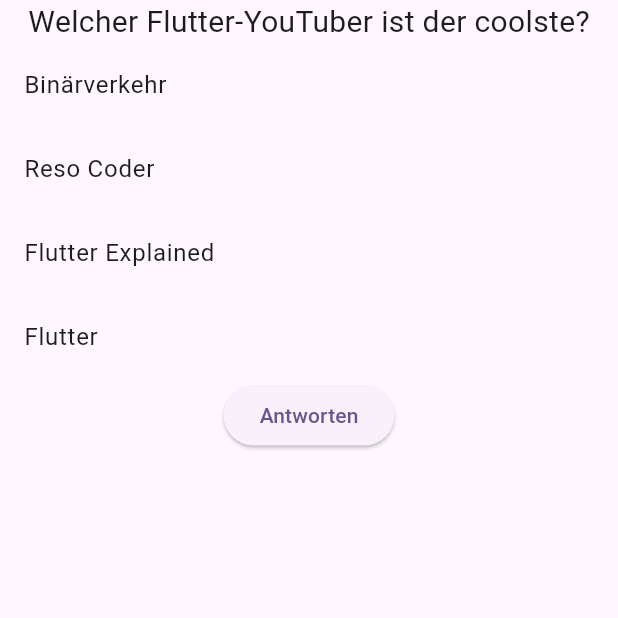
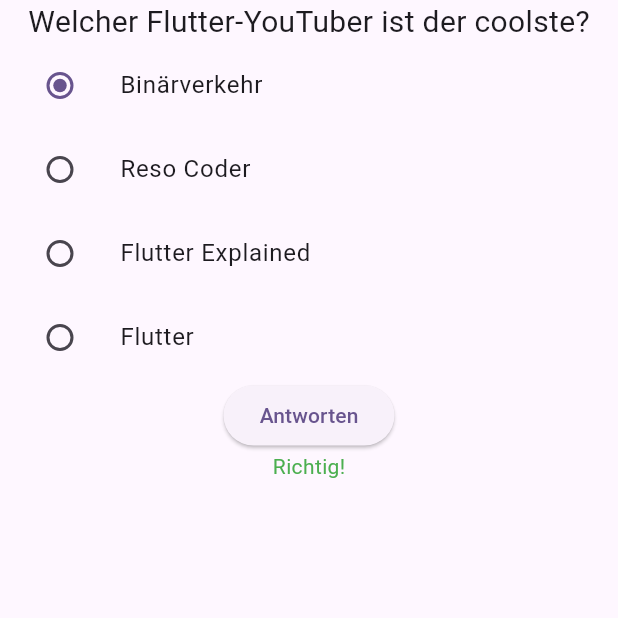
Before and after one commit to binaerverkehr/flutter_radio_demo, a Flutter app: the screen it shows after launch, after a tap on "Antworten", on a phone screen of 412 x 824 dp, the top half of it. Run offline on Flutter 3.47's test engine with Material 3 defaults, Android fonts, the phone set to English and light mode, and no system bars.

```diff
--- a/lib/main.dart
+++ b/lib/main.dart
@@ -21,8 +21,20 @@ class MyApp extends StatelessWidget {
   }
 }
 
-class DemoPage extends StatelessWidget {
+class DemoPage extends StatefulWidget {
   const DemoPage({super.key});
+
+  @override
+  State<DemoPage> createState() => _DemoPageState();
+}
+
+class _DemoPageState extends State<DemoPage> {
+  // Radio group value
+  final List<String> _radioGroupOptions = ["Binärverkehr", "Reso Coder", "Flutter Explained", "Flutter"];
+  // Selected radio button value
+  String _selectedValue = "Binärverkehr";
+  // Answered bool value
+  bool _answered = false;
 
   @override
   Widget build(BuildContext context) {
@@ -33,22 +45,75 @@ class DemoPage extends StatelessWidget {
             "Welcher Flutter-YouTuber ist der coolste?",
             style: TextStyle(fontSize: 20),
           ),
-          const ListTile(
-            title: Text('Binärverkehr'),
+          ListTile(
+            leading: Radio<String>(
+              value: _radioGroupOptions[0],
+              groupValue: _selectedValue,
+              onChanged: (value) {
+                setState(() {
+                  _selectedValue = value!;
+                });
+              },
+            ),
+            title: const Text('Binärverkehr'),
           ),
-          const ListTile(
-            title: Text('Reso Coder'),
+          ListTile(
+            leading: Radio(
+              value: _radioGroupOptions[1],
+              groupValue: _selectedValue,
+              onChanged: (value) {
+                setState(() {
+                  _selectedValue = value!;
+                });
+              },
+            ),
+            title: const Text('Reso Coder'),
           ),
-          const ListTile(
-            title: Text('Flutter Explained'),
+          ListTile(
+            leading: Radio(
+              value: _radioGroupOptions[2],
+              groupValue: _selectedValue,
+              onChanged: (value) {
+                setState(() {
+                  _selectedValue = value!;
+                });
+              },
+            ),
+            title: const Text('Flutter Explained'),
           ),
-          const ListTile(
-            title: Text('Flutter'),
+          ListTile(
+            leading: Radio(
+              value: _radioGroupOptions[3],
+              groupValue: _selectedValue,
+              onChanged: (value) {
+                setState(() {
+                  _selectedValue = value!;
+                });
+              },
+            ),
+            title: const Text('Flutter'),
           ),
           ElevatedButton(
-            onPressed: () {},
+            onPressed: () {
+              setState(() {
+                _answered = true;
+              });
+
+              // Wait for 2 seconds
+              Future.delayed(const Duration(seconds: 2), () {
+                setState(() {
+                  _answered = false;
+                });
+              });
+            },
             child: const Text("Antworten"),
           ),
+          if (_answered)
+            Text(
+              _selectedValue == "Binärverkehr" ? "Richtig!" : "Falsch!",
+              // Color green if answer is correct, else red
+              style: TextStyle(color: _selectedValue == "Binärverkehr" ? Colors.green : Colors.red),
+            ),
         ],
       ),
     );
```
